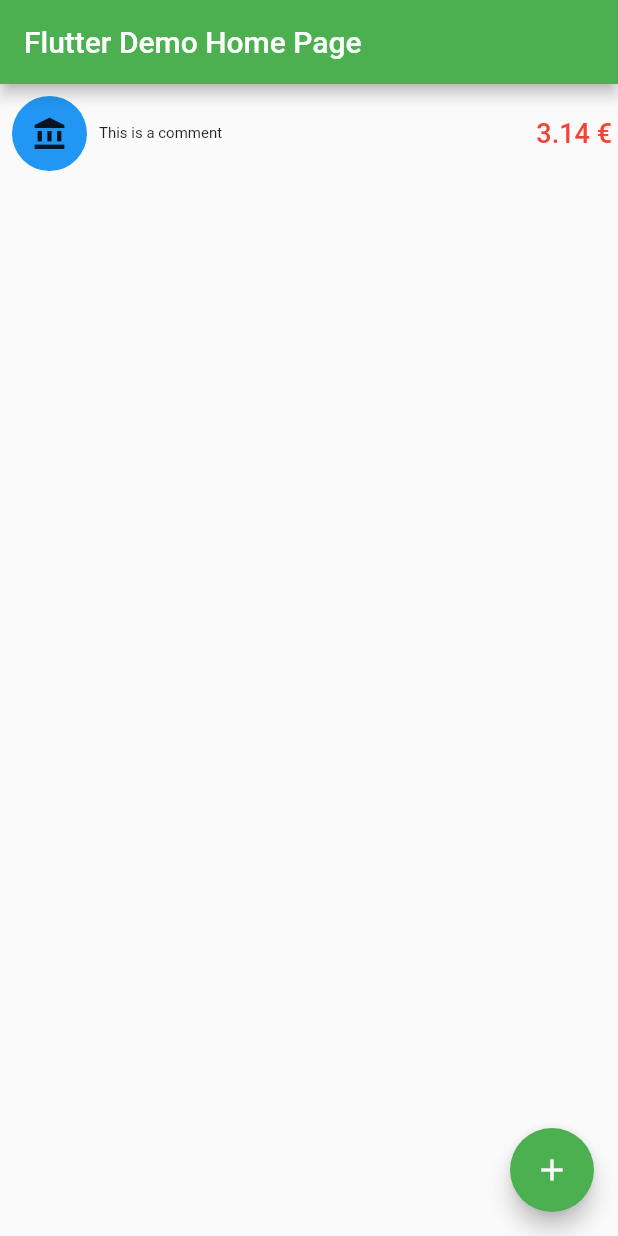
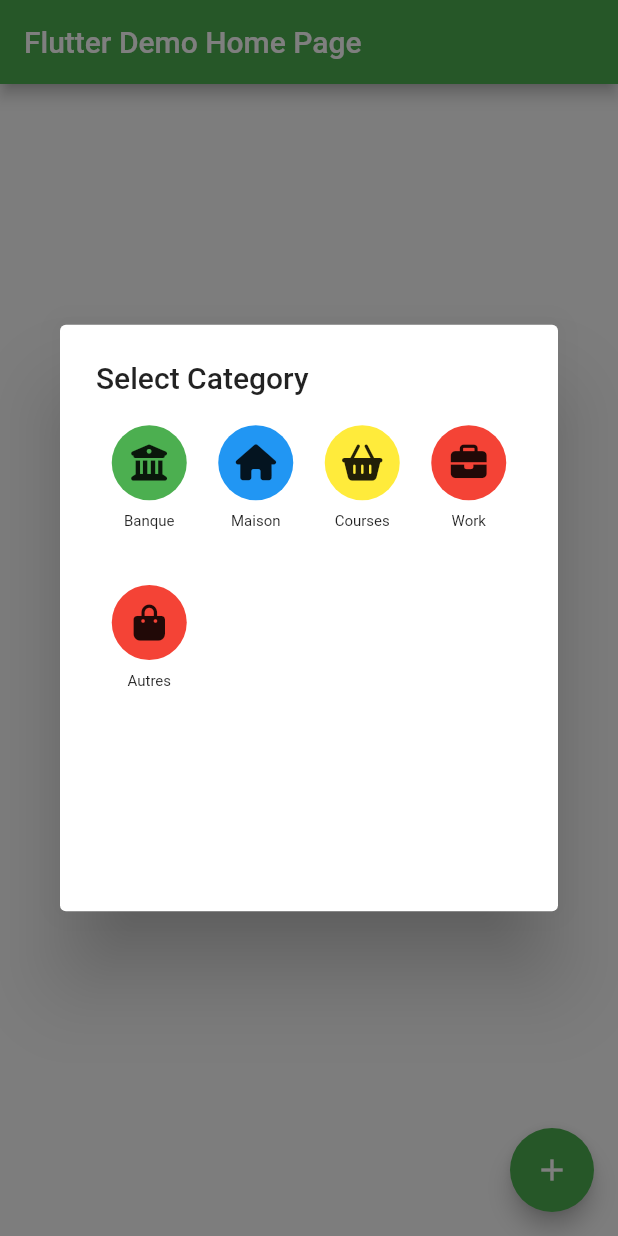
Before and after one commit to fr-noeldupuis/expense_tracker, a Flutter app: the screen it shows after launch, after a tap on the "add" icon, on a phone screen of 412 x 824 dp. Run offline on Flutter 3.47's test engine with Material 2 defaults, Android fonts, the phone set to English and light mode, and no system bars; our stand-ins replace font_awesome_flutter.

Commit message:
Add AlertDialog with categories on click float button

```diff
--- /dev/null
+++ b/lib/const.dart
@@ -0,0 +1,31 @@
+import 'package:expense_tracker/model/category.dart';
+import 'package:flutter/material.dart';
+import 'package:font_awesome_flutter/font_awesome_flutter.dart';
+
+const List<Category> initialCategories = [
+  Category(
+    name: "Banque",
+    icon: FontAwesomeIcons.buildingColumns,
+    color: Colors.green,
+  ),
+  Category(
+    name: "Maison",
+    icon: FontAwesomeIcons.house,
+    color: Colors.blue,
+  ),
+  Category(
+    name: "Courses",
+    icon: FontAwesomeIcons.basketShopping,
+    color: Colors.yellow,
+  ),
+  Category(
+    name: "Work",
+    icon: FontAwesomeIcons.briefcase,
+    color: Colors.red,
+  ),
+  Category(
+    name: "Autres",
+    icon: FontAwesomeIcons.bagShopping,
+    color: Colors.red,
+  ),
+];
--- a/lib/model/category.dart
+++ b/lib/model/category.dart
@@ -1,11 +1,11 @@
 import 'package:flutter/material.dart';
 
 class Category {
-  String name;
-  Icon icon;
-  Color color;
+  final String name;
+  final IconData icon;
+  final Color color;
 
-  Category({
+  const Category({
     required this.name,
     required this.icon,
     required this.color,
--- a/lib/views/transaction_list.dart
+++ b/lib/views/transaction_list.dart
@@ -1,5 +1,6 @@
 import 'dart:ui';
 
+import 'package:expense_tracker/const.dart';
 import 'package:expense_tracker/model/category.dart';
 import 'package:expense_tracker/model/transaction.dart';
 import 'package:flutter/material.dart';
@@ -22,14 +23,50 @@ class _TransactionListViewState extends State<TransactionListView> {
         date: DateTime.now(),
         amount: 3.14,
         type: TransactionType.EXPENSE,
-        category: Category(
-          name: "Category Standard",
-          icon: Icon(Icons.account_balance),
-          color: Colors.blue,
-        ),
+        category: initialCategories[0],
         comment: "This is a comment",
       ));
     });
+  }
+
+  Widget _buildCategorySelectionDialog(BuildContext context) {
+    return AlertDialog(
+        title: const Text('Select Category'),
+        content: SizedBox(
+          width: 400,
+          height: 300,
+          child: GridView.count(
+            childAspectRatio: 2 / 3,
+            crossAxisCount: 4,
+            children: initialCategories
+                .map(
+                  (e) => GestureDetector(
+                    onTap: () => Navigator.pop(context),
+                    child: Column(
+                      children: [
+                        Container(
+                          width: 50,
+                          height: 50,
+                          margin: const EdgeInsets.only(bottom: 8.0),
+                          decoration: BoxDecoration(
+                            borderRadius: BorderRadius.circular(50),
+                            color: e.color,
+                          ),
+                          child: Icon(e.icon),
+                        ),
+                        Text(
+                          e.name,
+                          style: const TextStyle(
+                            fontSize: 10,
+                          ),
+                        ),
+                      ],
+                    ),
+                  ),
+                )
+                .toList(),
+          ),
+        ));
   }
 
   @override
@@ -44,7 +81,21 @@ class _TransactionListViewState extends State<TransactionListView> {
             TransactionCard(transaction: _transactionList[index]),
       ),
       floatingActionButton: FloatingActionButton(
-        onPressed: _createTransaction,
+        onPressed: () => {
+          showGeneralDialog(
+            context: context,
+            pageBuilder: (context, animation, secondaryAnimation) =>
+                Container(),
+            transitionBuilder: (context, animation, secondaryAnimation, child) {
+              var curve = Curves.easeOutExpo.transform(animation.value);
+              return Transform.scale(
+                scale: curve,
+                child: _buildCategorySelectionDialog(context),
+              );
+            },
+            transitionDuration: const Duration(milliseconds: 100),
+          )
+        },
         child: const Icon(Icons.add),
       ), // This trailing comma makes auto-formatting nicer for build methods.
     );
@@ -73,10 +124,10 @@ class TransactionCard extends StatelessWidget {
                     color: transaction.category?.color,
                     borderRadius: BorderRadius.circular(50),
                   ),
-                  child: Center(child: transaction.category?.icon)),
+                  child: Center(child: Icon(transaction.category?.icon))),
               Text(
                 transaction.comment,
-                style: TextStyle(
+                style: const TextStyle(
                   fontSize: 10,
                 ),
               ),
@@ -88,7 +139,7 @@ class TransactionCard extends StatelessWidget {
               mainAxisAlignment: MainAxisAlignment.center,
               children: [
                 Text(
-                  transaction.amount.toString() + " €",
+                  "${transaction.amount} €",
                   style: TextStyle(
                       color: _transactionColorSelection(transaction),
                       fontSize: 18,
```
Also changed, not shown: pubspec.yaml (+3 -4 lines), pubspec.lock, 1 other file.
